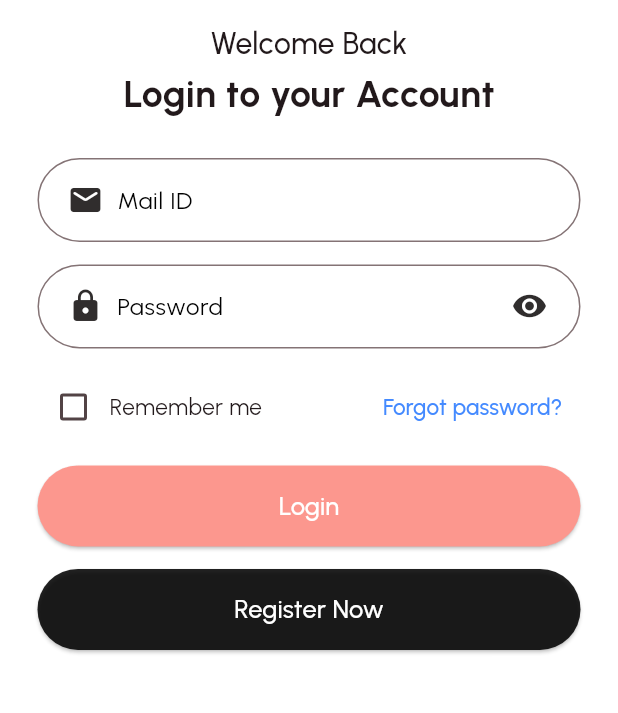
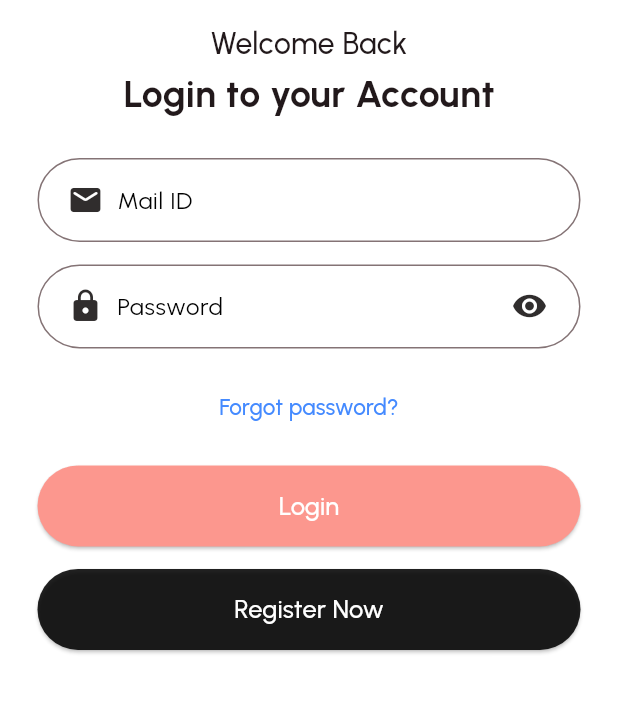
Before and after one commit to aswin-asokan/FlutterFly, a Flutter app: the screen it shows after launch, on a phone screen of 412 x 824 dp, the part 410-1123 px from its top. Run offline on Flutter 3.47's test engine with Material 3 defaults, Android fonts, the light colour scheme and no system bars; our stand-ins replace csv, email_validator, flutter_image_slideshow, google_fonts, hive, hive_flutter; missing offline and left inert: password_strength, password_strength_checker; accounts and stored records are empty.

Commit message:
minor updates

```diff
--- a/task5/lib/main.dart
+++ b/task5/lib/main.dart
@@ -1,6 +1,7 @@
 import 'package:flutter/material.dart';
 import 'package:hive_flutter/hive_flutter.dart';
 import 'package:task5/pages/profile/login.dart';
+import 'package:task5/pages/home.dart';
 
 void main() async {
   await Hive.initFlutter();
--- a/task5/lib/pages/listItems/seach_page.dart
+++ b/task5/lib/pages/listItems/seach_page.dart
@@ -47,7 +47,9 @@ class _SearchPageState extends State<SearchPage> {
             )),
         title: Text('Search Results', style: GoogleFonts.urbanist()),
       ),
-      body: GridView.count(
+      body: Padding(
+        padding: const EdgeInsets.all(10),
+        child: GridView.count(
           crossAxisCount: 2,
           childAspectRatio: .7,
           padding: const EdgeInsets.all(4.0),
@@ -66,6 +68,7 @@ class _SearchPageState extends State<SearchPage> {
                   context))
               .toList(),
         ),
+      ),
     );
   }
 }
--- a/task5/lib/pages/profile/login.dart
+++ b/task5/lib/pages/profile/login.dart
@@ -107,8 +107,10 @@ class _LoginPageState extends State<LoginPage> {
                 height: 15,
               ),
               Row(
+                crossAxisAlignment: CrossAxisAlignment.center,
+                mainAxisAlignment: MainAxisAlignment.center,
                 children: [
-                  Checkbox(
+                  /*Checkbox(
                       value: isChecked,
                       onChanged: (newBool) {
                         setState(() {
@@ -119,7 +121,7 @@ class _LoginPageState extends State<LoginPage> {
                     "Remember me",
                     style: GoogleFonts.urbanist(fontSize: 15),
                   ),
-                  const Spacer(),
+                  const Spacer(),*/
                   TextButton(
                       onPressed: () {
                         Navigator.push(
--- a/task5/pubspec.yaml
+++ b/task5/pubspec.yaml
@@ -47,6 +47,7 @@ dependencies:
   intl: ^0.19.0
   flutter_launcher_icons: ^0.13.1
   csv: ^6.0.0
+  password_strength: ^0.2.0
 
 dev_dependencies:
   flutter_test:
```
Also changed, not shown: task5/lib/pages/profile/forgotPass.dart (+10 -2 lines), task5/lib/pages/profile/register.dart (+20 -5 lines), task5/pubspec.lock. Lines whose indentation alone changed are shown as unchanged.
